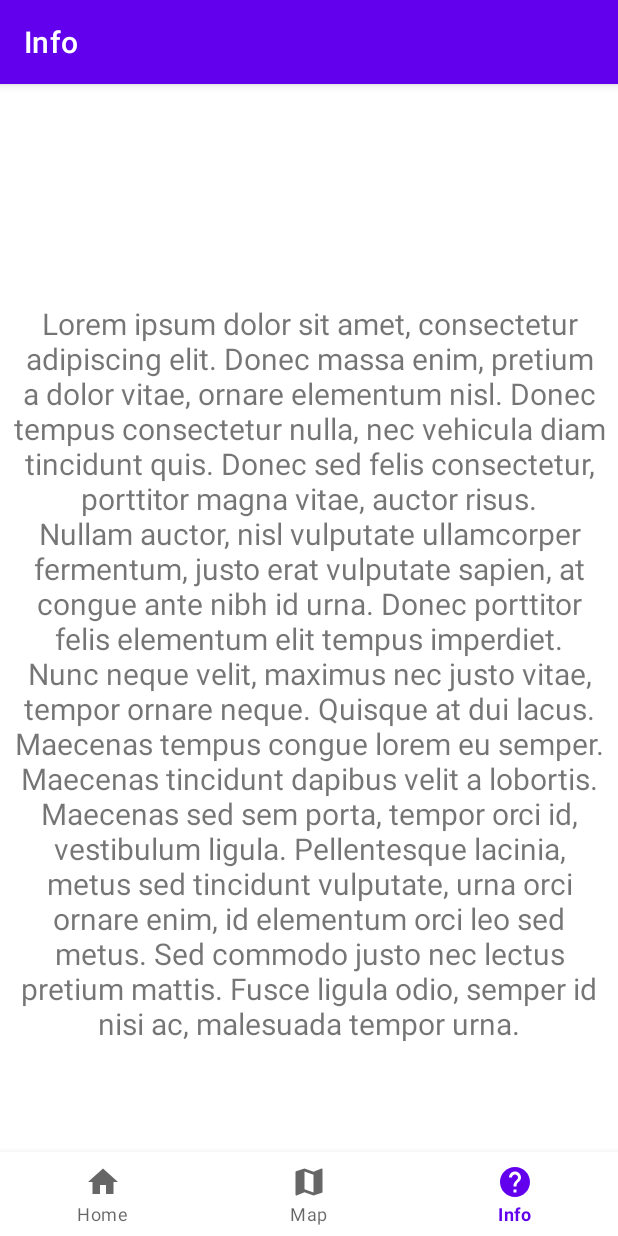
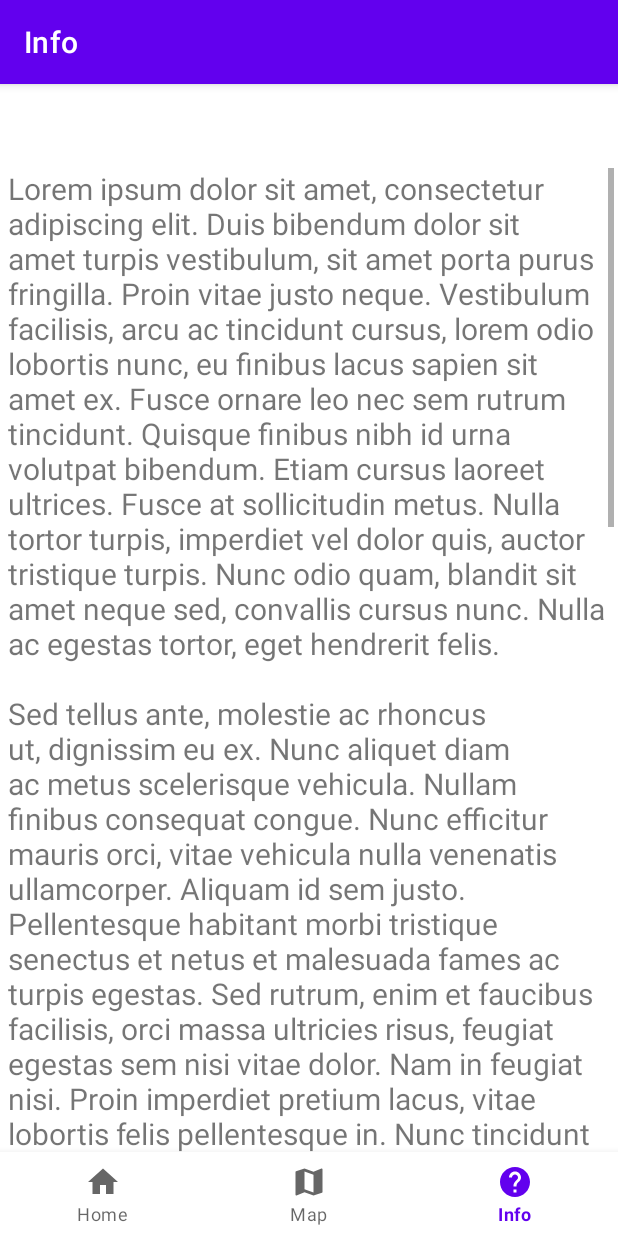
Before and after one commit to christianielsen/PubGolfApp, an Android app: the InfoFragment screen opened through its navigation route, on a phone screen of 412 x 824 dp. Run offline under Robolectric (Android 15) with nearby library versions, the phone set to English and light mode, and no system bars; our stand-ins replace navigation-ui.

Commit message:
Fixed layout for information page

```diff
--- a/app/src/main/java/aston/cs3mdd/pubgolf/MainActivity.java
+++ b/app/src/main/java/aston/cs3mdd/pubgolf/MainActivity.java
@@ -3,6 +3,7 @@ package aston.cs3mdd.pubgolf;
 import android.content.Context;
 import android.content.SharedPreferences;
 import android.os.Bundle;
+import android.util.Log;
 import android.view.View;
 import android.widget.Button;
 import android.widget.EditText;
@@ -309,5 +310,4 @@ public class MainActivity extends AppCompatActivity {
         r9.setText(rule9);
 
     }
-
 }
--- a/app/src/main/java/aston/cs3mdd/pubgolf/ui/info/InfoViewModel.java
+++ b/app/src/main/java/aston/cs3mdd/pubgolf/ui/info/InfoViewModel.java
@@ -10,7 +10,15 @@ public class InfoViewModel extends ViewModel {
 
     public InfoViewModel() {
         mText = new MutableLiveData<>();
-        mText.setValue("Lorem ipsum dolor sit amet, consectetur adipiscing elit. Donec massa enim, pretium a dolor vitae, ornare elementum nisl. Donec tempus consectetur nulla, nec vehicula diam tincidunt quis. Donec sed felis consectetur, porttitor magna vitae, auctor risus. Nullam auctor, nisl vulputate ullamcorper fermentum, justo erat vulputate sapien, at congue ante nibh id urna. Donec porttitor felis elementum elit tempus imperdiet. Nunc neque velit, maximus nec justo vitae, tempor ornare neque. Quisque at dui lacus. Maecenas tempus congue lorem eu semper. Maecenas tincidunt dapibus velit a lobortis. Maecenas sed sem porta, tempor orci id, vestibulum ligula. Pellentesque lacinia, metus sed tincidunt vulputate, urna orci ornare enim, id elementum orci leo sed metus. Sed commodo justo nec lectus pretium mattis. Fusce ligula odio, semper id nisi ac, malesuada tempor urna.\n" +
+        mText.setValue("Lorem ipsum dolor sit amet, consectetur adipiscing elit. Duis bibendum dolor sit amet turpis vestibulum, sit amet porta purus fringilla. Proin vitae justo neque. Vestibulum facilisis, arcu ac tincidunt cursus, lorem odio lobortis nunc, eu finibus lacus sapien sit amet ex. Fusce ornare leo nec sem rutrum tincidunt. Quisque finibus nibh id urna volutpat bibendum. Etiam cursus laoreet ultrices. Fusce at sollicitudin metus. Nulla tortor turpis, imperdiet vel dolor quis, auctor tristique turpis. Nunc odio quam, blandit sit amet neque sed, convallis cursus nunc. Nulla ac egestas tortor, eget hendrerit felis.\n" +
+                "\n" +
+                "Sed tellus ante, molestie ac rhoncus ut, dignissim eu ex. Nunc aliquet diam ac metus scelerisque vehicula. Nullam finibus consequat congue. Nunc efficitur mauris orci, vitae vehicula nulla venenatis ullamcorper. Aliquam id sem justo. Pellentesque habitant morbi tristique senectus et netus et malesuada fames ac turpis egestas. Sed rutrum, enim et faucibus facilisis, orci massa ultricies risus, feugiat egestas sem nisi vitae dolor. Nam in feugiat nisi. Proin imperdiet pretium lacus, vitae lobortis felis pellentesque in. Nunc tincidunt quam quis leo mollis semper.\n" +
+                "\n" +
+                "Nulla sed ultricies est. Quisque et porta arcu. Duis sollicitudin diam magna, in cursus eros volutpat at. Vivamus id posuere ante. Quisque sit amet pellentesque sem. Cras consequat ipsum sed massa maximus rutrum. Maecenas blandit eu nisi eu vulputate. Sed sed placerat neque. Nunc metus urna, ornare tincidunt dapibus at, fermentum ac augue. Phasellus sed ex lacinia, pretium neque a, commodo purus. Donec id leo sit amet ante porta pellentesque ut eu augue. Etiam blandit id leo sed consectetur. Pellentesque habitant morbi tristique senectus et netus et malesuada fames ac turpis egestas.\n" +
+                "\n" +
+                "Sed vel odio rhoncus, blandit ligula at, consectetur enim. Ut faucibus, nisi sit amet faucibus scelerisque, dolor nisi efficitur ligula, id auctor libero tortor et justo. Curabitur efficitur commodo purus a blandit. Proin at orci vel urna fringilla mattis. Pellentesque turpis ipsum, suscipit eget ipsum ut, convallis accumsan lacus. Integer ac quam eu nunc suscipit cursus et id ante. Vestibulum id sapien dignissim lorem pellentesque dignissim. Duis elit sem, ultricies sit amet purus vel, suscipit laoreet ante. Nullam sit amet malesuada enim. Nullam egestas, urna tempus gravida feugiat, dui augue pulvinar ipsum, sed rutrum lectus lacus eu elit. Phasellus placerat sapien sit amet ultricies imperdiet. Cras eget hendrerit dui, luctus interdum odio. Aliquam maximus velit a nibh hendrerit, ac consectetur orci congue. Cras viverra accumsan leo vitae mattis.\n" +
+                "\n" +
+                "Praesent euismod molestie ex ac pretium. Etiam sit amet justo sit amet massa pellentesque eleifend. Orci varius natoque penatibus et magnis dis parturient montes, nascetur ridiculus mus. Curabitur mi orci, efficitur vel est vel, suscipit egestas eros. Donec tempor molestie arcu, in facilisis leo bibendum eu. Nunc mattis, tortor sit amet placerat semper, odio tortor facilisis nibh, vel aliquet eros metus quis lectus. Morbi sed purus a augue bibendum malesuada sed at felis. Sed id ligula feugiat, placerat odio at, condimentum nulla. Maecenas nec posuere velit. Aliquam erat volutpat. In sed tortor tincidunt, mattis metus eu, scelerisque nisi. Integer molestie risus sapien, non euismod nisl mollis ut. Ut quis metus orci. Pellentesque pharetra pulvinar tellus, ut fringilla nisl fermentum sed.\n" +
                 "\n");
     }
 
--- a/app/src/main/res/layout/fragment_notifications.xml
+++ b/app/src/main/res/layout/fragment_notifications.xml
@@ -6,18 +6,36 @@
     android:layout_height="match_parent"
     tools:context=".ui.info.InfoFragment">
 
+
+    <ScrollView
+        android:id="@+id/scrollView2"
+        android:layout_width="409dp"
+        android:layout_height="702dp"
+        app:layout_constraintTop_toTopOf="parent"
+        tools:layout_editor_absoluteX="1dp">
+
+        <LinearLayout
+            android:layout_width="match_parent"
+            android:layout_height="wrap_content"
+            android:orientation="vertical">
+
             <TextView
                 android:id="@+id/text_notifications"
                 android:layout_width="match_parent"
                 android:layout_height="wrap_content"
-        android:layout_marginStart="8dp"
-        android:layout_marginTop="8dp"
-        android:layout_marginEnd="8dp"
-        android:textAlignment="center"
+                android:layout_marginStart="5dp"
+                android:layout_marginEnd="3dp"
                 android:textSize="20sp"
                 app:layout_constraintBottom_toBottomOf="parent"
                 app:layout_constraintEnd_toEndOf="parent"
+                app:layout_constraintHorizontal_bias="0.5"
+                app:layout_constraintStart_toEndOf="@+id/scrollView2"
                 app:layout_constraintStart_toStartOf="parent"
-        app:layout_constraintTop_toTopOf="parent" />
+                app:layout_constraintTop_toTopOf="parent"
+                app:layout_constraintVertical_bias="0.0" />
+        </LinearLayout>
+
+
+    </ScrollView>
 
 </androidx.constraintlayout.widget.ConstraintLayout>
```
Lines whose indentation alone changed are shown as unchanged.
